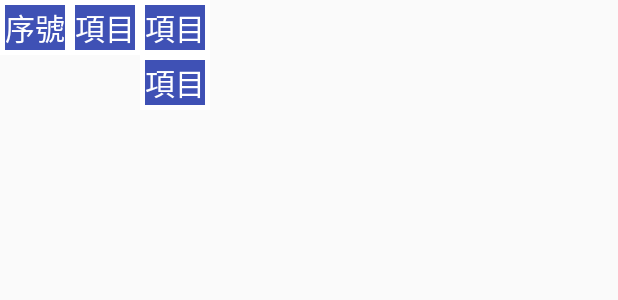
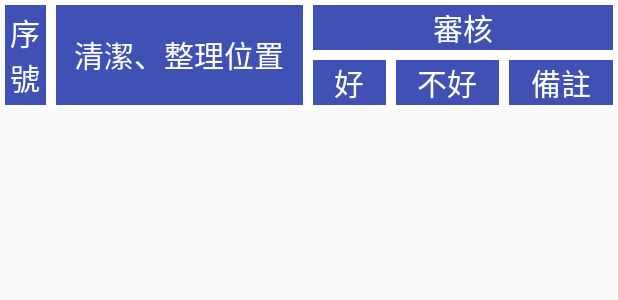
Before and after one commit to IT-Lelong/KyThuat, an Android app: the layout kt03_hm01_fragment.xml on its own in the app's theme, with its tools: preview values and no code run, on a phone screen of 412 x 824 dp. Shown: the top 300 px of the screen. Run offline under Robolectric (Android 15) with nearby library versions, the phone set to English and light mode, and no system bars.

Commit message:
2023022201 KT03

```diff
--- a/app/src/main/java/com/lelong/kythuat/KT03/KT03_DB.java
+++ b/app/src/main/java/com/lelong/kythuat/KT03/KT03_DB.java
@@ -11,7 +11,7 @@ import androidx.annotation.Nullable;
 public class KT03_DB  extends SQLiteOpenHelper {
 
     private Context mCtx = null;
-    String DATABASE_NAME = "KT03DB.db";
+    String DATABASE_NAME = "KyThuatDB.db";
     public SQLiteDatabase db = null;
 
     String KT03_TABLE = "KT03_01_file";
@@ -45,13 +45,11 @@ public class KT03_DB  extends SQLiteOpenHelper {
 
     public void open() throws SQLException {
         db = mCtx.openOrCreateDatabase(DATABASE_NAME, 0, null);
-        //append("KT03010101","true","true","false");
         //nối DATABASE(S)
-        db = getReadableDatabase();
-        String dbPath = mCtx.getDatabasePath("KyThuatDB").getPath();
+        /*String dbPath = mCtx.getDatabasePath("KyThuatDB").getPath();
         // dbPath = /data/user/0/com.lelong.kythuat/databases/KyThuatDB.db
         String attachQuery = "ATTACH DATABASE '" + dbPath +"' AS KyThuatDB1";
-        db.execSQL(attachQuery);
+        db.execSQL(attachQuery);*/
         //nối DATABASE(E)
 
         try {
@@ -70,8 +68,6 @@ public class KT03_DB  extends SQLiteOpenHelper {
 
         }
     }
-
-
 
     public void delete_table() {
         db.delete(KT03_TABLE, null  , null);
--- a/app/src/main/res/layout/kt03_hm01_fragment.xml
+++ b/app/src/main/res/layout/kt03_hm01_fragment.xml
@@ -6,45 +6,64 @@
     android:layout_height="match_parent"
     android:orientation="vertical"
     tools:context=".KT03.KT03_HM01">
-
-
     <LinearLayout
         android:layout_width="match_parent"
         android:layout_height="wrap_content"
         android:orientation="horizontal">
 
         <TextView
-            android:id="@+id/tv_stt"
-            android:layout_width="wrap_content"
-            android:layout_height="wrap_content"
+            android:layout_width="0dp"
+            android:layout_height="match_parent"
+            android:layout_weight="1"
             android:theme="@style/title"
             android:text="@string/tt_stt" />
         <TextView
-            android:id="@+id/tv_vitridondep"
-            android:layout_width="wrap_content"
-            android:layout_height="wrap_content"
+            android:layout_width="0dp"
+            android:layout_height="match_parent"
+            android:layout_weight="5"
             android:theme="@style/title"
-            android:text="@string/tt_hangmuc" />
+            android:text="@string/vitridondep" />
 
         <LinearLayout
-            android:layout_width="wrap_content"
+            android:layout_width="0dp"
             android:layout_height="wrap_content"
+            android:layout_weight="6"
             android:orientation="vertical">
 
             <TextView
-                android:id="@+id/tv_vitridondep"
-                android:layout_width="wrap_content"
-                android:layout_height="wrap_content"
+                android:layout_width="match_parent"
+                android:layout_height="0dp"
+                android:layout_weight="1"
                 android:theme="@style/title"
-                android:text="@string/tt_hangmuc" />
-            <TextView
-                android:id="@+id/tv_vitridondep"
-                android:layout_width="wrap_content"
-                android:layout_height="wrap_content"
-                android:theme="@style/title"
-                android:text="@string/tt_hangmuc" />
+                android:text="@string/danhgia" />
+
+            <LinearLayout
+                android:layout_width="match_parent"
+                android:layout_height="0dp"
+                android:layout_weight="1"
+                android:orientation="horizontal">
+
+                <TextView
+                    android:layout_width="wrap_content"
+                    android:layout_height="match_parent"
+                    android:layout_weight="2"
+                    android:theme="@style/title"
+                    android:text="@string/tot" />
+                <TextView
+                    android:layout_width="wrap_content"
+                    android:layout_height="match_parent"
+                    android:layout_weight="2"
+                    android:theme="@style/title"
+                    android:text="@string/khongtot" />
+                <TextView
+                    android:layout_width="wrap_content"
+                    android:layout_height="match_parent"
+                    android:layout_weight="2"
+                    android:theme="@style/title"
+                    android:text="@string/ghichu" />
+            </LinearLayout>
+
         </LinearLayout>
-
 
     </LinearLayout>
 
@@ -52,8 +71,6 @@
         android:id="@+id/lv_hm01"
         android:layout_width="match_parent"
         android:layout_height="match_parent" >
-
-
     </ListView>
 
 
--- a/app/src/main/res/values/strings.xml
+++ b/app/src/main/res/values/strings.xml
@@ -54,4 +54,10 @@
     /*KT03*/
     <string name="Ca1">第1班</string>
     <string name="Ca2">第2班</string>
+    <string name="vitridondep">清潔、整理位置</string>
+    <string name="danhgia">審核</string>
+    <string name="tot">好</string>
+    <string name="khongtot">不好</string>
+    <string name="ghichu">備註</string>
+
 </resources>
```
Also changed, not shown: 1 other file.
